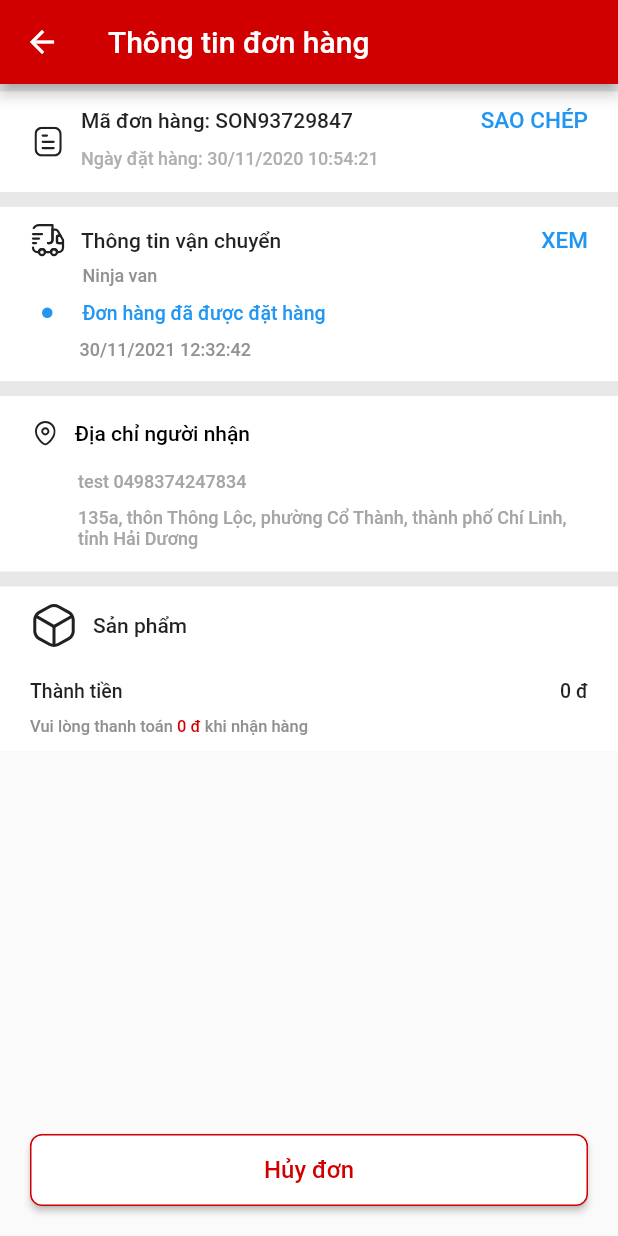
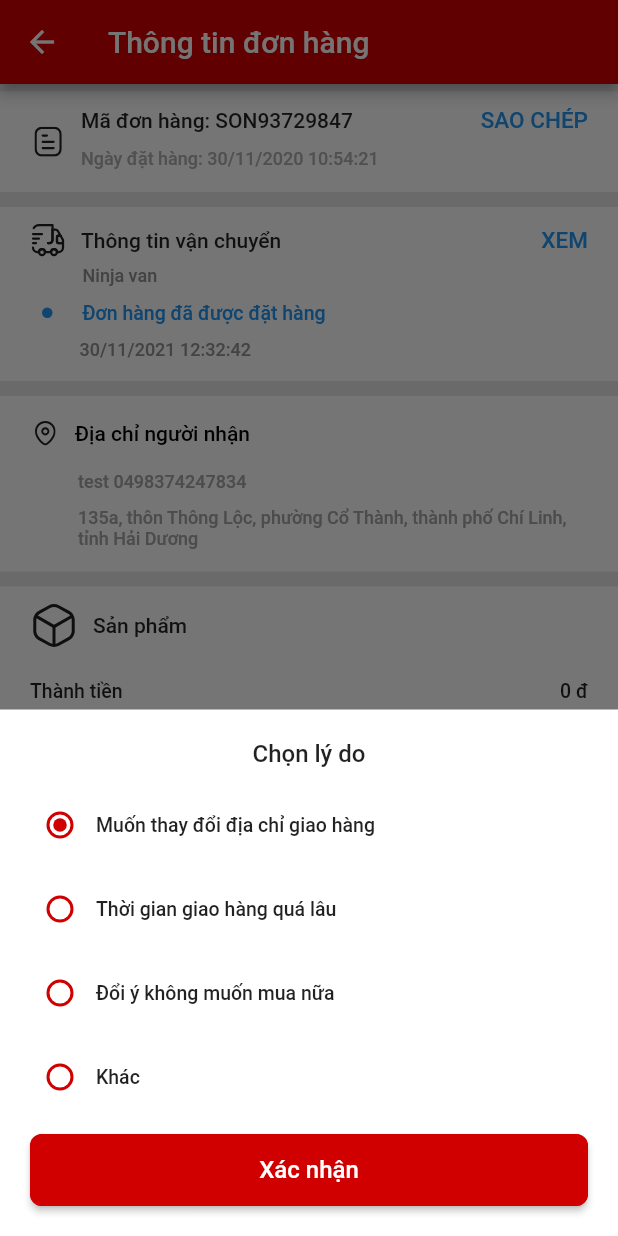
Before and after one commit to nguyenvanhuan11061998/demo_sapo_app, a Flutter app: the OrderDetailPage screen opened directly with empty values, after a tap on "Hủy đơn", on a phone screen of 412 x 824 dp. Run offline on Flutter 3.47's test engine with Material 2 defaults, Android fonts, the phone set to English and light mode, and no system bars; our stand-ins replace cached_network_image, carousel_slider, dio, dotted_decoration, flutter_bloc, flutter_html and 9 more; missing offline and left inert: auth_nav, fl_paging, oauth2_dio, syncfusion_flutter_barcodes; accounts and stored records are empty; Roboto replaces fonts that are missing (SFProDisplaySemiBold); statements that could not run were skipped; project files that could hold a hidden picture were left out.

Commit message:
add logic cancel order

```diff
--- a/lib/data/repository/order_repository.dart
+++ b/lib/data/repository/order_repository.dart
@@ -5,4 +5,6 @@ import 'package:demo_sapo_app/domain/model/order/order_model.dart';
 
 abstract class OrderRepository {
   Future<List<OrderModel>> getOrders(String status, int page);
+
+  Future<bool> cancelOrder(int idProduct);
 }
--- a/lib/data/repository/order_repository_imp.dart
+++ b/lib/data/repository/order_repository_imp.dart
@@ -14,4 +14,10 @@ class OrderRepositoryImpl implements OrderRepository{
     return orderApiService.getOrders(status, page);
   }
 
+  @override
+  Future<bool> cancelOrder(int idProduct) {
+    return orderApiService.cancelOrder(idProduct);
+  }
+
+
 }
--- a/lib/pages/main/main_navigator.dart
+++ b/lib/pages/main/main_navigator.dart
@@ -63,7 +63,7 @@ class MainNavigatorState extends State<MainNavigator>{
             case VoucherPage.path:
               return MaterialPageRoute(builder: (context) => VoucherPage());
             case OrderPage.path:
-              return MaterialPageRoute(builder: (context) => OrderPage());
+              return MaterialPageRoute(builder: (context) => OrderPage(indexTab: (setting.arguments?? 0) as int));
             case OrderDetailPage.path:
               return MaterialPageRoute(builder: (context) => OrderDetailPage(params: setting.arguments as OrderDetailParams));
           }
--- /dev/null
+++ b/lib/pages/main/profile/order/bottom_cancel_order_widget.dart
@@ -0,0 +1,106 @@
+import 'package:demo_sapo_app/data/repository/order_repository_imp.dart';
+import 'package:demo_sapo_app/widgets/design_system/app_button_border_widget.dart';
+import 'package:flutter/cupertino.dart';
+import 'package:flutter/material.dart';
+import 'package:get_it/get_it.dart';
+
+class BottomCancelOrderWidget extends StatefulWidget {
+  VoidCallback cancelSuccess;
+  int idProduct;
+
+  BottomCancelOrderWidget(
+      {required this.idProduct, required this.cancelSuccess, Key? key})
+      : super(key: key);
+
+  @override
+  _BottomCancelOrderWidgetState createState() =>
+      _BottomCancelOrderWidgetState();
+}
+
+class _BottomCancelOrderWidgetState extends State<BottomCancelOrderWidget> {
+  List<String> reasons = [
+    'Muốn thay đổi địa chỉ giao hàng',
+    'Thời gian giao hàng quá lâu',
+    'Đổi ý không muốn mua nữa',
+    'Khác'
+  ];
+  late String _selected;
+
+  @override
+  void initState() {
+    // TODO: implement initState
+    super.initState();
+    _selected = reasons[0];
+  }
+
+  @override
+  Widget build(BuildContext context) {
+    return Container(
+      color: Colors.white,
+      padding: EdgeInsets.symmetric(vertical: 20),
+      child: Column(
+        mainAxisSize: MainAxisSize.min,
+        mainAxisAlignment: MainAxisAlignment.end,
+        crossAxisAlignment: CrossAxisAlignment.start,
+        children: [
+          Container(
+            width: double.infinity,
+            child: Text('Chọn lý do',
+                style: Theme.of(context)
+                    .textTheme
+                    .bodyText1!
+                    .copyWith(fontSize: 16),
+                textAlign: TextAlign.center),
+          ),
+          SizedBox(height: 10),
+          ...List.generate(
+              reasons.length,
+              (index) => ListTile(
+                    // padding của listTile
+                    // contentPadding: EdgeInsets.only(left: 10),
+                    title: Text(reasons[index],
+                        style: Theme.of(context)
+                            .textTheme
+                            .bodyText1!
+                            .copyWith(fontSize: 13)),
+                    // khoảng cách horizontal của title, mặc định là 16
+                    horizontalTitleGap: 0,
+                    // radio sẽ check giá trị value so sánh vs groupValue tự động tick or not
+
+                    leading: Radio<String>(
+                      value: reasons[index],
+                      groupValue: _selected,
+                      // call khi selected radio
+                      onChanged: (String? reason) {
+                        setState(() {
+                          _selected = reason!;
+                        });
+                      },
+                      // hoverColor: Color(0xffd10000),
+                      fillColor: MaterialStateProperty.all(Color(0xffd10000)),
+                    ),
+                  )).toList(),
+          SizedBox(height: 10),
+          Padding(
+            padding: const EdgeInsets.symmetric(horizontal: 20),
+            child: AppButtonBoderWidget(
+              title: 'Xác nhận',
+              backgroundColor: Color(0xffd10000),
+              borderColor: Color(0xffd10000),
+              disableColor: Color(0xffd10000),
+              textColor: Colors.white,
+              onPressed: () {
+                GetIt.instance.get<OrderRepositoryImpl>().cancelOrder(widget.idProduct).then((isCancelSuccess) {
+                  if (isCancelSuccess) {
+                    widget.cancelSuccess();
+                    Navigator.pop(context);
+                  }
+                });
+              },
+            ),
+          )
+        ],
+      ),
+    );
+  }
+}
--- a/lib/pages/main/profile/order/order_detail_page.dart
+++ b/lib/pages/main/profile/order/order_detail_page.dart
@@ -9,6 +9,7 @@ import 'package:flutter/material.dart';
 import 'package:flutter_svg/flutter_svg.dart';
 
 import 'address_receive_widget.dart';
+import 'bottom_cancel_order_widget.dart';
 
 class OrderDetailParams {
   OrderModel model;
@@ -30,6 +31,7 @@ class OrderDetailPage extends StatefulWidget {
 class _OrderDetailPageState extends State<OrderDetailPage> {
   @override
   Widget build(BuildContext context) {
+    final ctx = context;
     return Scaffold(
       appBar: AppBar(
         title: Text('Thông tin đơn hàng'),
@@ -109,7 +111,18 @@ class _OrderDetailPageState extends State<OrderDetailPage> {
           textColor: Color(0xffd10000),
           disableColor: Colors.white,
           onPressed: () {
-
+            showModalBottomSheet(
+                context: context,
+                useRootNavigator: true,
+                backgroundColor: Colors.transparent,
+                isScrollControlled: true,
+                builder: (context) => BottomCancelOrderWidget(
+                      idProduct: widget.params.model.id,
+                      cancelSuccess: () {
+                        // Navigator.of(context, rootNavigator: false).pop(true);
+                        // Navigator.pop(context, true);
+                      },
+                    )).then((value) => Navigator.pop(context, true));
           },
         ),
       ),
--- a/lib/pages/main/profile/order/order_page.dart
+++ b/lib/pages/main/profile/order/order_page.dart
@@ -8,8 +8,9 @@ import 'order_tab_widget.dart';
 
 class OrderPage extends StatefulWidget {
   static const path = 'OrderPage';
+  int indexTab;
 
-  const OrderPage({Key? key}) : super(key: key);
+  OrderPage({this.indexTab = 0, Key? key}) : super(key: key);
 
   @override
   _OrderPageState createState() => _OrderPageState();
@@ -22,6 +23,7 @@ class _OrderPageState extends State<OrderPage> with TickerProviderStateMixin {
   void initState() {
     super.initState();
     _orderBloc.init(this);
+    _orderBloc.tabController.index = widget.indexTab;
   }
 
   @override
```
Also changed, not shown: lib/data/datasource/order_api_service.dart (+10 -0 lines), lib/pages/main/profile/order/item_order_widget.dart (+21 -9 lines), lib/pages/main/profile/order/order_tab_widget.dart (+7 -2 lines), lib/pages/main/profile/profile_page.dart (+12 -4 lines).
